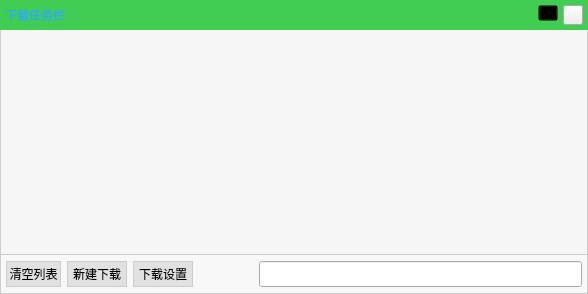
Old version of the form VideoPlayer/browser/WebDownLoadList.ui in the repository huizhang556/pc-video-player.
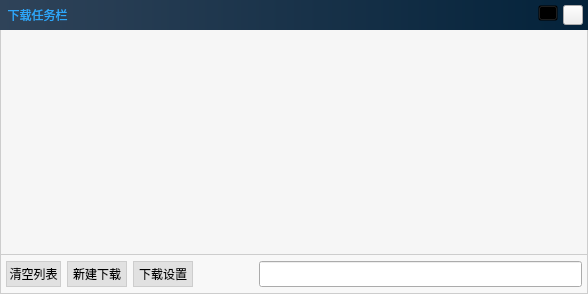
New version of the form. Icons and pictures are not drawn.

```diff
--- a/VideoPlayer/browser/WebDownLoadList.ui
+++ b/VideoPlayer/browser/WebDownLoadList.ui
@@ -86,7 +86,7 @@
           <property name="styleSheet">
            <string notr="true">#widget_title
 {
-background-color:#41cd52;
+background-color:qlineargradient(spread:pad,x1:0,y1:0,x2:1,y2:0,stop:0 #2f4359, stop:1  #03223a);
 }
 </string>
           </property>
@@ -118,13 +118,13 @@
               <widget class="QLabel" name="label_title">
                <property name="minimumSize">
                 <size>
-                 <width>70</width>
+                 <width>75</width>
                  <height>25</height>
                 </size>
                </property>
                <property name="maximumSize">
                 <size>
-                 <width>70</width>
+                 <width>75</width>
                  <height>25</height>
                 </size>
                </property>
@@ -155,7 +155,7 @@
                 <string notr="true">QLabel
 {
 border:1px solid transparent;
-color:#ff8f00;
+color: qlineargradient(spread:pad,x1:0,y1:0,x2:1,y2:0,stop:0 #fc00ff, stop:1  #00dbde);;
 }</string>
                </property>
                <property name="text">
```
